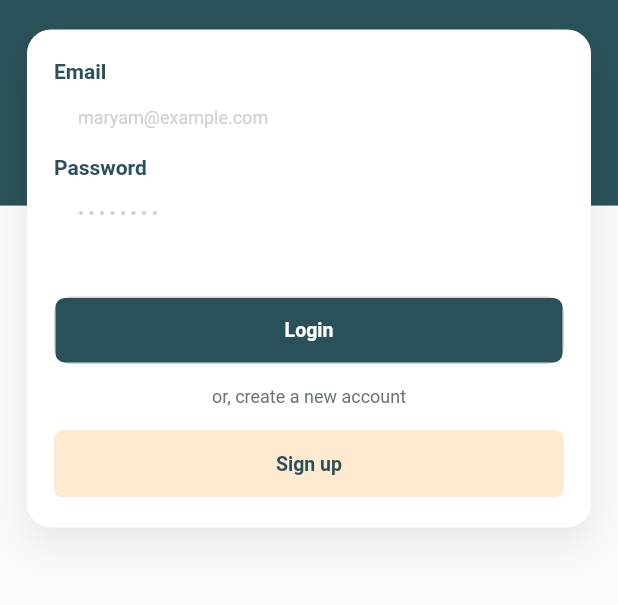
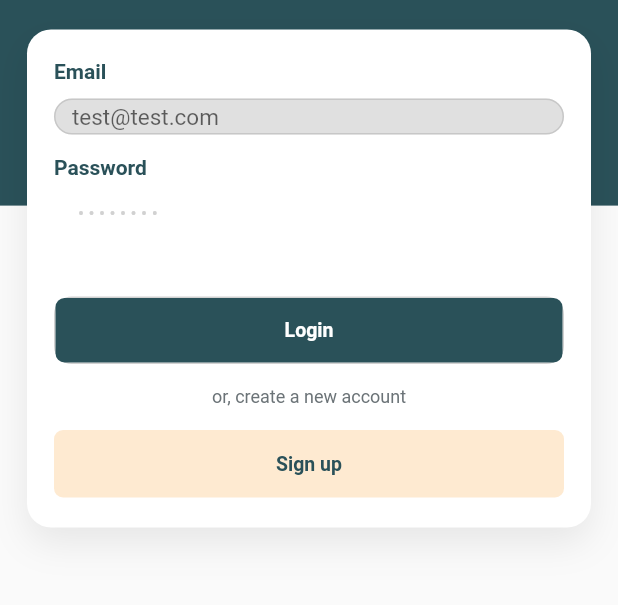
Before and after one commit to abdulrehman996/copytask-, a Flutter app: the screen it shows after launch, on a phone screen of 412 x 824 dp, the part 227-832 px from its top. Run offline on Flutter 3.47's test engine with Material 2 defaults, Android fonts, the phone set to English and light mode, and no system bars; our stand-ins replace cached_network_image, cloud_firestore, dropdown_search, extended_image, file_picker, firebase_auth and 7 more; accounts and stored records are empty.

Commit message:
login issue clear

```diff
--- a/lib/screens/auth/login_page.dart
+++ b/lib/screens/auth/login_page.dart
@@ -4,6 +4,8 @@ import 'package:flutter/material.dart';
 import 'package:sizer/sizer.dart';
 
 import '../../utility/colors.dart';
+import '../../utility/custom_validators.dart';
+import '../../widgets/custom_widgets/custom_textformfield.dart';
 import '../../widgets/input_decorations.dart';
 
 class LoginPage extends StatefulWidget {
@@ -103,12 +105,12 @@ class _LoginPageState extends State<LoginPage> {
                                 children: [
                                   SizedBox(
                                     height: 36,
-                                    child: TextField(
+                                    child: CustomTextFormField(
                                       controller: _emailController,
-                                      autofocus: false,
-                                      decoration: InputDecorations
-                                          .buildInputDecoration_1(
-                                              hintText: "maryam@example.com"),
+                                      hint: 'test@test.com',
+                                      keyboardType: TextInputType.emailAddress,
+                                      validator: (String? value) =>
+                                          CustomValidator.email(value),
                                     ),
                                   ),
                                 ],
@@ -174,8 +176,8 @@ class _LoginPageState extends State<LoginPage> {
                                   onPressed: () {
                                     Navigator.push(context,
                                         MaterialPageRoute(builder: (context) {
-                                          return const MaineScreen();
-                                        }));
+                                      return const MaineScreen();
+                                    }));
                                   },
                                 ),
                               ),
```
Also changed, not shown: 1 other file.
